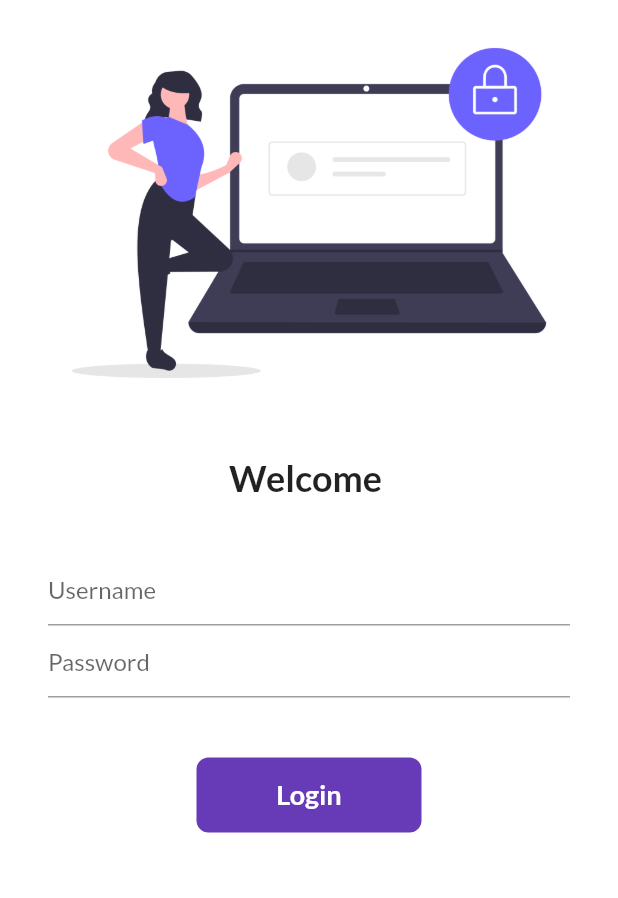
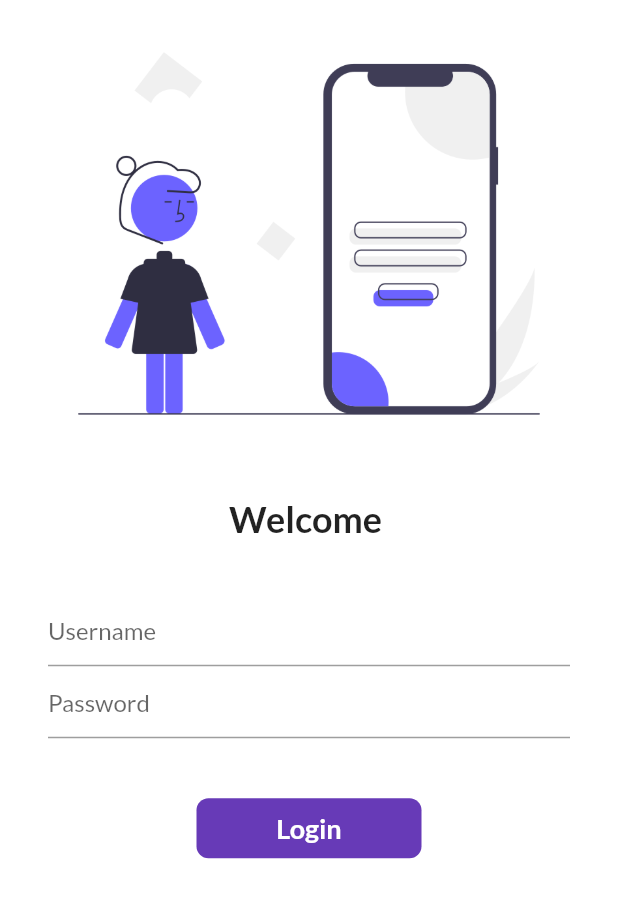
Before and after one commit to Vaibhavdvarpe/Catalog_App_with_th_help_of_Codepure, a Flutter app: the screen it shows after launch, on a phone screen of 412 x 824 dp. Shown: the top 898 px of the screen. Run offline on Flutter 3.47's test engine with Material 2 defaults, Android fonts, the phone set to English and light mode, and no system bars; our stand-ins replace google_fonts.

Commit message:
Day 7 completed

```diff
--- a/lib/pages/loginpage.dart
+++ b/lib/pages/loginpage.dart
@@ -11,13 +11,29 @@ class LoginPage extends StatefulWidget {
 class _LoginPageState extends State<LoginPage> {
   String name = "";
   bool changeButton = false;
+  final _formkey = GlobalKey<FormState>();
+  moveToHome(BuildContext context) async {
+    if (_formkey.currentState!.validate()) {
+      setState(() {
+        changeButton = true;
+      });
+    }
+    await Future.delayed(const Duration(seconds: 1));
+    await Navigator.pushNamed(context, MyRoutes.homeRoute);
+    setState(() {
+      changeButton = false;
+    });
+  }
+
   @override
   Widget build(BuildContext context) {
     return Material(
       color: Colors.white,
       child: SingleChildScrollView(
+        child: Form(
+          key: _formkey,
           child: Column(children: [
-          Image.asset("assets/images/loginimage.png", fit: BoxFit.cover),
+            Image.asset("assets/images/loginimage2.png", fit: BoxFit.cover),
             const SizedBox(
               height: 20,
             ),
@@ -41,12 +57,26 @@ class _LoginPageState extends State<LoginPage> {
                       // labelText: "username",
                       hintText: "Username",
                     ),
+                    validator: (value) {
+                      if (value!.isEmpty) {
+                        return "Username cannot be Empty";
+                      }
+                      return null;
+                    },
                   ),
                   TextFormField(
                     decoration: const InputDecoration(
                       // labelText: "password",
                       hintText: "Password",
                     ),
+                    validator: (value) {
+                      if (value!.isEmpty) {
+                        return "Password cannot be Empty";
+                      } else if (value.length < 6) {
+                        return "Password lenght should be atleast 6 characters";
+                      }
+                      return null;
+                    },
                     obscureText: true,
                   ),
                   const SizedBox(
@@ -59,44 +89,37 @@ class _LoginPageState extends State<LoginPage> {
                   //     child: const Text("Login"),
                   //     style:
                   //         TextButton.styleFrom(minimumSize: const Size(150, 40))),
-                InkWell(
-                  onTap: () async {
-                    setState(() {
-                      changeButton = true;
-                    });
-                    await Future.delayed(Duration(seconds: 1));
-                    Navigator.pushNamed(context, MyRoutes.homeRoute);
-                  },
+                  Material(
+                    color: Colors.deepPurple,
+                    borderRadius: BorderRadius.circular(changeButton ? 20 : 8),
+                    child: InkWell(
+                      onTap: () => moveToHome(context),
                       child: AnimatedContainer(
                         duration: const Duration(seconds: 1),
-                    height: 50,
+                        height: 40,
                         width: changeButton ? 50 : 150,
                         alignment: Alignment.center,
                         child: changeButton
-                        ? Icon(
+                            ? const Icon(
                                 Icons.done,
                                 color: Colors.white,
                               )
-                        : Text(
+                            : const Text(
                                 "Login",
                                 style: TextStyle(
                                     color: Colors.white,
                                     fontWeight: FontWeight.bold,
                                     fontSize: 18),
                               ),
-                    decoration: BoxDecoration(
-                        // shape:
-                        //     changeButton ? BoxShape.circle : BoxShape.rectangle,
-                        color: Colors.deepPurple,
-                        borderRadius:
-                            BorderRadius.circular(changeButton ? 20 : 8)),
                       ),
-                )
+                    ),
+                  ),
                 ],
               ),
             )
           ]),
         ),
+      ),
     );
   }
 }
```
Also changed, not shown: assets/images/loginimage2.png (added). Lines whose indentation alone changed are shown as unchanged.
